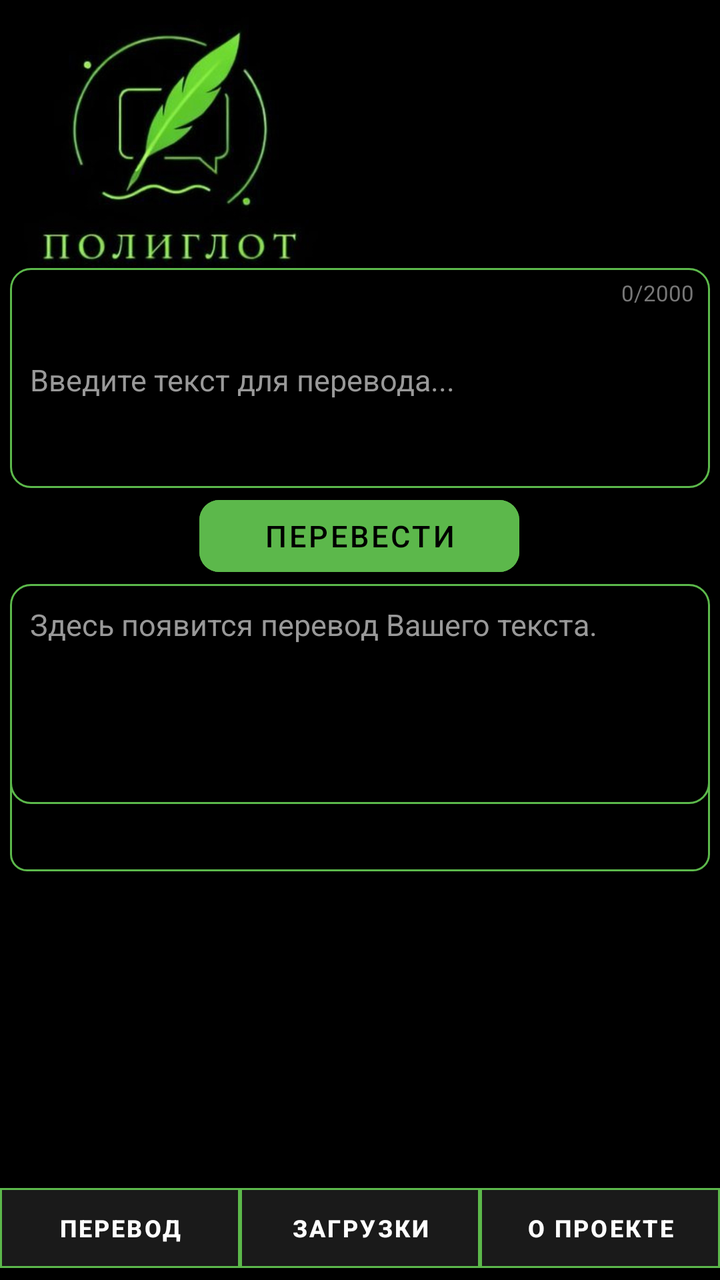
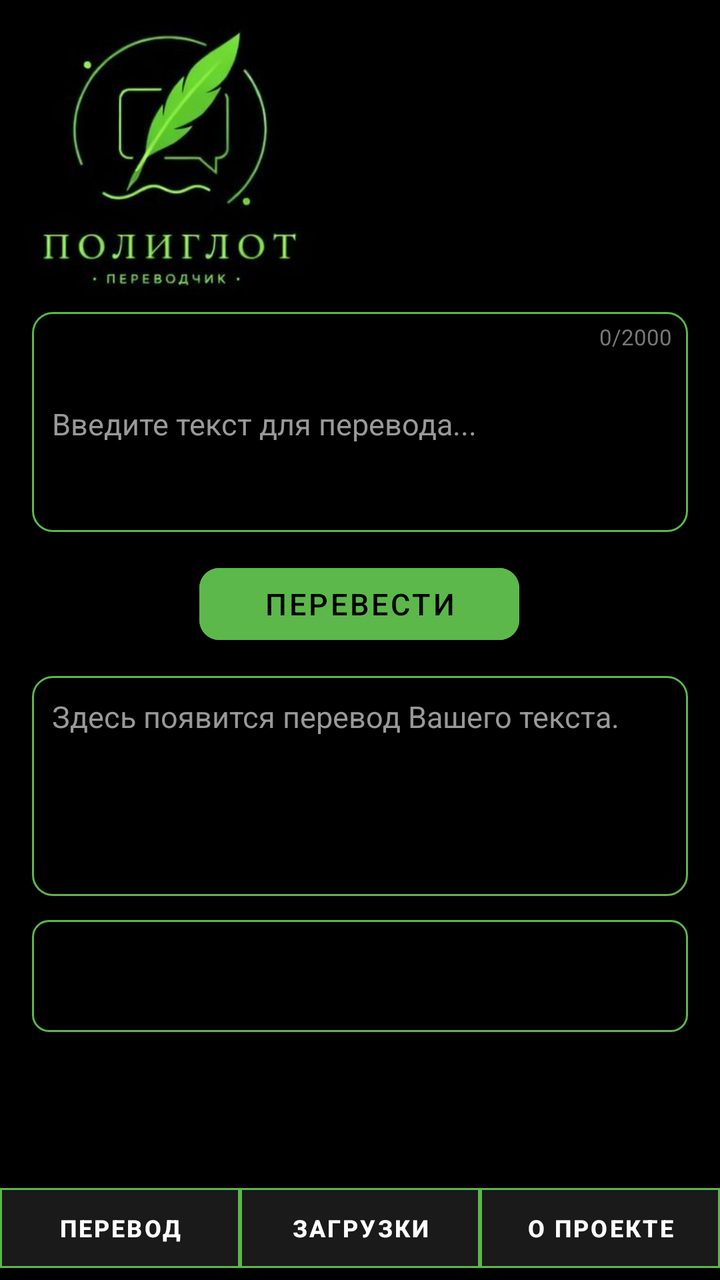

Compare the two renders of this Android layout. The source of the first and the diff that turns it into the second are given below.
<!-- AndroidManifest.xml: application theme Theme.PolyglotApp -->
<!-- res/layout/layout.xml -->
<?xml version="1.0" encoding="utf-8"?>
<androidx.constraintlayout.widget.ConstraintLayout xmlns:android="http://schemas.android.com/apk/res/android"
    xmlns:app="http://schemas.android.com/apk/res-auto"
    xmlns:tools="http://schemas.android.com/tools"
    android:id="@+id/main"
    android:layout_width="match_parent"
    android:layout_height="match_parent"
    android:background="#000000"
    tools:context=".MainActivity">

    <LinearLayout
        android:id="@+id/header"
        android:layout_width="0dp"
        android:layout_height="152dp"
        android:orientation="horizontal"
        android:gravity="center_vertical"
        android:paddingStart="12dp"
        android:paddingEnd="12dp"
        android:paddingTop="5dp"
        app:layout_constraintStart_toStartOf="parent"
        app:layout_constraintEnd_toEndOf="parent"
        app:layout_constraintTop_toTopOf="parent">

        <ImageView
            android:layout_width="wrap_content"
            android:layout_height="match_parent"
            android:src="@drawable/polylogo"
            android:scaleType="fitStart"
            android:adjustViewBounds="true" />

    </LinearLayout>

    <Spinner
        android:id="@+id/model_spinner"
        android:layout_width="350dp"
        android:layout_height="56dp"
        android:background="@drawable/bg_spinner"
        android:paddingHorizontal="4dp"
        android:visibility="visible"
        app:layout_constraintEnd_toEndOf="parent"
        app:layout_constraintHorizontal_bias="0.5"
        app:layout_constraintVertical_bias="0.65"
        app:layout_constraintStart_toStartOf="parent"
        app:layout_constraintTop_toTopOf="parent"
        app:layout_constraintBottom_toBottomOf="parent" />

    <EditText
        android:id="@+id/input_text"
        android:layout_width="350dp"
        android:layout_height="110dp"
        android:layout_marginTop="4dp"
        android:background="@drawable/bg_neon_input"
        android:hint="Введите текст для перевода..."
        android:imeOptions="flagNoEnterAction"
        android:inputType="textMultiLine"
        android:scrollbars="vertical"
        android:textColor="#FFFFFF"
        android:textColorHint="#999999"
        android:textSize="15sp"
        android:textStyle="normal"
        android:paddingTop="10dp"
        android:paddingStart="10dp"
        android:paddingEnd="10dp"
        android:paddingBottom="8dp"
        android:visibility="visible"
        app:layout_constraintBottom_toTopOf="@+id/button"
        app:layout_constraintEnd_toEndOf="parent"
        app:layout_constraintHorizontal_bias="0.5"
        app:layout_constraintStart_toStartOf="parent"
        app:layout_constraintTop_toBottomOf="@+id/header" />

    <TextView
        android:id="@+id/input_char_counter"
        android:layout_width="wrap_content"
        android:layout_height="wrap_content"
        android:text="0/2000"
        android:textColor="#777777"
        android:textSize="11sp"
        android:paddingEnd="8dp"
        android:paddingTop="5dp"
        android:visibility="visible"
        app:layout_constraintTop_toTopOf="@+id/input_text"
        app:layout_constraintEnd_toEndOf="@+id/input_text" />

    <com.google.android.material.button.MaterialButton
        android:id="@+id/button"
        style="@style/Widget.MaterialComponents.Button"
        android:layout_width="160dp"
        android:layout_height="48dp"
        android:backgroundTint="@color/main"
        android:text="Перевести"
        android:textColor="#000000"
        android:textSize="15sp"
        android:visibility="visible"
        app:cornerRadius="10dp"
        app:layout_constraintBottom_toTopOf="@+id/output_text"
        app:layout_constraintEnd_toEndOf="parent"
        app:layout_constraintHorizontal_bias="0.498"
        app:layout_constraintStart_toStartOf="parent"
        app:layout_constraintTop_toBottomOf="@+id/input_text"
        app:strokeColor="@color/main"
        app:strokeWidth="0dp" />

    <TextView
        android:id="@+id/output_text"
        android:layout_width="350dp"
        android:layout_height="110dp"
        android:background="@drawable/bg_neon_input"
        android:hint="Здесь появится перевод Вашего текста."
        android:scrollbars="vertical"
        android:textIsSelectable="true"
        android:padding="10dp"
        android:textColor="#FFFFFF"
        android:textColorHint="#999999"
        android:textSize="15sp"
        android:textStyle="normal"
        android:visibility="visible"
        app:layout_constraintBottom_toTopOf="@+id/model_spinner"
        app:layout_constraintEnd_toEndOf="parent"
        app:layout_constraintHorizontal_bias="0.5"
        app:layout_constraintStart_toStartOf="parent"
        app:layout_constraintTop_toBottomOf="@+id/button" />

    <androidx.core.widget.NestedScrollView
        android:id="@+id/downloads_container"
        android:layout_width="350dp"
        android:layout_height="0dp"
        android:visibility="gone"
        android:scrollbars="none"
        app:layout_constraintTop_toBottomOf="@+id/header"
        app:layout_constraintBottom_toTopOf="@+id/translate_menu_button"
        app:layout_constraintStart_toStartOf="parent"
        app:layout_constraintEnd_toEndOf="parent">

        <LinearLayout
            android:layout_width="match_parent"
            android:layout_height="wrap_content"
            android:orientation="vertical">

            <TextView
                android:id="@+id/downloads_connection_status"
                android:layout_width="match_parent"
                android:layout_height="wrap_content"
                android:text=""
                android:textColor="#FFFFFF"
                android:textSize="13sp"
                android:lineSpacingExtra="2dp"
                android:background="@drawable/bg_neon_card"
                android:padding="12dp"
                android:layout_marginTop="8dp"
                android:layout_marginBottom="6dp" />

            <TextView
                android:id="@+id/downloads_status"
                android:layout_width="match_parent"
                android:layout_height="wrap_content"
                android:text=""
                android:textColor="#FFFFFF"
                android:textSize="13sp"
                android:lineSpacingExtra="2dp"
                android:background="@drawable/bg_neon_card"
                android:padding="12dp"
                android:layout_marginTop="8dp"
                android:layout_marginBottom="6dp" />

            <androidx.recyclerview.widget.RecyclerView
                android:id="@+id/downloads_list"
                android:layout_width="match_parent"
                android:layout_height="wrap_content"
                android:nestedScrollingEnabled="false"
                android:layout_marginBottom="4dp" />

            <LinearLayout
                android:layout_width="match_parent"
                android:layout_height="wrap_content"
                android:orientation="vertical"
                android:background="@drawable/bg_neon_card"
                android:padding="14dp"
                android:layout_marginTop="4dp"
                android:layout_marginBottom="8dp">

                <TextView
                    android:layout_width="match_parent"
                    android:layout_height="wrap_content"
                    android:text="Адрес сервера загрузок"
                    android:textColor="@color/main"
                    android:textSize="14sp"
                    android:textStyle="bold"
                    android:layout_marginBottom="10dp" />

                <LinearLayout
                    android:layout_width="match_parent"
                    android:layout_height="wrap_content"
                    android:orientation="horizontal"
                    android:gravity="center_vertical">

                    <EditText
                        android:id="@+id/setting_server_url"
                        android:layout_width="0dp"
                        android:layout_height="42dp"
                        android:layout_weight="1"
                        android:inputType="textUri"
                        android:imeOptions="actionDone"
                        android:singleLine="true"
                        android:textColor="#FFFFFF"
                        android:textSize="13sp"
                        android:textColorHint="#999999"
                        android:background="@drawable/bg_neon_input"
                        android:paddingHorizontal="10dp"
                        android:paddingVertical="6dp" />

                    <com.google.android.material.button.MaterialButton
                        android:id="@+id/setting_server_url_button"
                        style="@style/Widget.MaterialComponents.Button"
                        android:layout_width="48dp"
                        android:layout_height="42dp"
                        android:layout_marginStart="8dp"
                        android:text="✓"
                        android:textSize="18sp"
                        android:backgroundTint="@color/main"
                        android:textColor="#000000"
                        android:minWidth="0dp"
                        android:paddingHorizontal="4dp"
                        app:cornerRadius="8dp" />
                </LinearLayout>

                <TextView
                    android:layout_width="match_parent"
                    android:layout_height="wrap_content"
                    android:layout_marginTop="6dp"
                    android:layout_marginBottom="8dp"
                    android:text="Адрес будет проверен перед сохранением."
                    android:textColor="#888888"
                    android:textSize="12sp" />

                <com.google.android.material.button.MaterialButton
                    android:id="@+id/setting_reset_button"
                    style="@style/Widget.MaterialComponents.Button.OutlinedButton"
                    android:layout_width="match_parent"
                    android:layout_height="42dp"
                    android:text="Сбросить адрес сервера"
                    android:textColor="@color/main"
                    android:textStyle="bold"
                    android:textSize="12sp"
                    app:strokeColor="@color/main"
                    app:strokeWidth="1.5dp"
                    app:cornerRadius="8dp" />

            </LinearLayout>
        </LinearLayout>
    </androidx.core.widget.NestedScrollView>

    <ScrollView
        android:id="@+id/settings_container"
        android:layout_width="350dp"
        android:layout_height="0dp"
        android:visibility="gone"
        android:layout_marginTop="8dp"
        android:layout_marginBottom="8dp"
        android:scrollbars="none"
        app:layout_constraintTop_toBottomOf="@+id/header"
        app:layout_constraintBottom_toTopOf="@+id/translate_menu_button"
        app:layout_constraintStart_toStartOf="parent"
        app:layout_constraintEnd_toEndOf="parent">

        <LinearLayout
            android:layout_width="match_parent"
            android:layout_height="wrap_content"
            android:orientation="vertical">

            <TextView
                android:layout_width="match_parent"
                android:layout_height="wrap_content"
                android:background="@drawable/bg_neon_input"
                android:padding="14dp"
                android:text="«Полиглот» — это open-source платформа для перевода, которая превращает пользователей в соавторов продукта. В отличие от закрытых решений, таких как Google Translate, проект позволяет создавать и адаптировать перевод под конкретные задачи, формируя экосистему языковых решений. За счёт open-source модели «Полиглот» имеет потенциал масштабироваться через сообщество и стать инфраструктурным стандартом в области перевода."
                android:textColor="#FFFFFF"
                android:textSize="14sp"
                android:lineSpacingExtra="4dp"
                android:layout_marginBottom="20dp" />

            <TextView
                android:layout_width="match_parent"
                android:layout_height="wrap_content"
                android:text="Для пользователей"
                android:textColor="@color/main"
                android:textSize="13sp"
                android:textStyle="bold"
                android:layout_marginBottom="8dp" />

            <com.google.android.material.button.MaterialButton
                android:id="@+id/about_website_button"
                style="@style/Widget.MaterialComponents.Button"
                android:layout_width="match_parent"
                android:layout_height="48dp"
                android:backgroundTint="@color/main"
                android:text="Сайт проекта"
                android:textColor="#000000"
                android:textSize="14sp"
                android:textStyle="bold"
                android:layout_marginBottom="20dp"
                app:cornerRadius="10dp"
                app:strokeWidth="0dp" />

            <TextView
                android:layout_width="match_parent"
                android:layout_height="wrap_content"
                android:text="Для разработчиков "
                android:textColor="@color/main"
                android:textSize="13sp"
                android:textStyle="bold"
                android:layout_marginBottom="8dp" />

            <com.google.android.material.button.MaterialButton
                android:id="@+id/about_app_repo_button"
                style="@style/Widget.MaterialComponents.Button"
                android:layout_width="match_parent"
                android:layout_height="48dp"
                android:backgroundTint="@color/main"
                android:text="Репозиторий приложения"
                android:textColor="#000000"
                android:textSize="14sp"
                android:textStyle="bold"
                android:layout_marginBottom="10dp"
                app:cornerRadius="10dp"
                app:strokeWidth="0dp" />

            <com.google.android.material.button.MaterialButton
                android:id="@+id/about_tools_repo_button"
                style="@style/Widget.MaterialComponents.Button"
                android:layout_width="match_parent"
                android:layout_height="48dp"
                android:backgroundTint="@color/main"
                android:text="Инструментарий разработки"
                android:textColor="#000000"
                android:textSize="14sp"
                android:textStyle="bold"
                android:layout_marginBottom="16dp"
                app:cornerRadius="10dp"
                app:strokeWidth="0dp" />

        </LinearLayout>
    </ScrollView>

    <com.google.android.material.button.MaterialButton
        android:id="@+id/translate_menu_button"
        style="@style/Widget.MaterialComponents.Button"
        android:layout_width="0dp"
        android:layout_height="52dp"
        android:text="Перевод"
        android:textSize="12sp"
        android:textStyle="bold"
        android:backgroundTint="#1A1A1A"
        android:textColor="#FFFFFF"
        app:strokeColor="@color/main"
        app:strokeWidth="1dp"
        app:cornerRadius="0dp"
        app:layout_constraintBottom_toBottomOf="parent"
        app:layout_constraintStart_toStartOf="parent"
        app:layout_constraintEnd_toStartOf="@+id/downloads_menu_button" />

    <com.google.android.material.button.MaterialButton
        android:id="@+id/downloads_menu_button"
        style="@style/Widget.MaterialComponents.Button"
        android:layout_width="0dp"
        android:layout_height="52dp"
        android:text="Загрузки"
        android:textSize="12sp"
        android:textStyle="bold"
        android:backgroundTint="#1A1A1A"
        android:textColor="#FFFFFF"
        app:strokeColor="@color/main"
        app:strokeWidth="1dp"
        app:cornerRadius="0dp"
        app:layout_constraintBottom_toBottomOf="parent"
        app:layout_constraintStart_toEndOf="@+id/translate_menu_button"
        app:layout_constraintEnd_toStartOf="@+id/settings_menu_button" />

    <com.google.android.material.button.MaterialButton
        android:id="@+id/settings_menu_button"
        style="@style/Widget.MaterialComponents.Button"
        android:layout_width="0dp"
        android:layout_height="52dp"
        android:text="О проекте"
        android:textSize="12sp"
        android:textStyle="bold"
        android:backgroundTint="#1A1A1A"
        android:textColor="#FFFFFF"
        app:strokeColor="@color/main"
        app:strokeWidth="1dp"
        app:cornerRadius="0dp"
        app:layout_constraintBottom_toBottomOf="parent"
        app:layout_constraintStart_toEndOf="@+id/downloads_menu_button"
        app:layout_constraintEnd_toEndOf="parent" />

</androidx.constraintlayout.widget.ConstraintLayout>
<!-- resources referenced by this layout -->
<resources>
  <color name="main">#5cb84b</color>
  <!-- drawable bg_neon_card (drawable) -->
  <?xml version="1.0" encoding="utf-8"?>
  <shape xmlns:android="http://schemas.android.com/apk/res/android"
      android:shape="rectangle">
      <solid android:color="#0D0D0D" />
      <stroke android:width="1dp" android:color="@color/main" />
      <corners android:radius="10dp" />
  </shape>
  <!-- drawable bg_neon_input (drawable) -->
  <?xml version="1.0" encoding="utf-8"?>
  <shape xmlns:android="http://schemas.android.com/apk/res/android"
      android:shape="rectangle">
      <solid android:color="#000000" />
      <stroke android:width="1dp" android:color="@color/main" />
      <corners android:radius="10dp" />
      <padding android:left="10dp" android:top="8dp" android:right="10dp" android:bottom="8dp" />
  </shape>
  <!-- drawable bg_spinner (drawable) -->
  <?xml version="1.0" encoding="utf-8"?>
  <shape xmlns:android="http://schemas.android.com/apk/res/android"
      android:shape="rectangle">
      <solid android:color="#000000" />
      <stroke android:width="1dp" android:color="@color/main" />
      <corners android:radius="8dp" />
      <padding android:left="8dp" android:top="4dp" android:right="8dp" android:bottom="4dp" />
  </shape>
  <!-- drawable polylogo: jpg bitmap (drawable, 33920 bytes) -->
  <style name="Theme.PolyglotApp" parent="Theme.Material3.DayNight.NoActionBar">
          <item name="trackTint">@drawable/selector_switch_thumb</item>
          <item name="thumbTint">@color/main</item>
          <item name="colorPrimary">@color/main</item>
          <item name="colorSecondary">@color/main</item>
          <item name="colorSurface">@color/black</item>
          <item name="bottomSheetDialogTheme">@color/black</item>
      </style>
  <!-- drawable selector_switch_thumb (drawable) -->
  <?xml version="1.0" encoding="utf-8"?>
  <selector xmlns:android="http://schemas.android.com/apk/res/android">
      <item android:state_checked="true"
          android:color = "@color/secondary"/>
      <item android:color="@color/dark"/>
  </selector>
  <color name="black">#FF000000</color>
  <color name="secondary">#1F3A1F</color>
  <color name="dark">#AAA</color>
</resources>

<!-- the commit's change to res/layout/layout.xml (unified diff, before → after) -->
@@ -11,7 +11,7 @@
     <LinearLayout
         android:id="@+id/header"
         android:layout_width="0dp"
-        android:layout_height="152dp"
+        android:layout_height="@dimen/header_height"
         android:orientation="horizontal"
         android:gravity="center_vertical"
         android:paddingStart="12dp"
@@ -32,23 +32,27 @@
 
     <Spinner
         android:id="@+id/model_spinner"
-        android:layout_width="350dp"
-        android:layout_height="56dp"
+        android:layout_width="0dp"
+        android:layout_height="@dimen/spinner_height"
         android:background="@drawable/bg_spinner"
         android:paddingHorizontal="4dp"
+        android:layout_marginStart="@dimen/content_horizontal_margin"
+        android:layout_marginEnd="@dimen/content_horizontal_margin"
+        android:layout_marginTop="@dimen/field_vertical_spacing"
         android:visibility="visible"
         app:layout_constraintEnd_toEndOf="parent"
         app:layout_constraintHorizontal_bias="0.5"
-        app:layout_constraintVertical_bias="0.65"
-        app:layout_constraintStart_toStartOf="parent"
-        app:layout_constraintTop_toTopOf="parent"
-        app:layout_constraintBottom_toBottomOf="parent" />
+        app:layout_constraintWidth_max="@dimen/content_max_width"
+        app:layout_constraintStart_toStartOf="parent"
+        app:layout_constraintTop_toBottomOf="@+id/output_text" />
 
     <EditText
         android:id="@+id/input_text"
-        android:layout_width="350dp"
-        android:layout_height="110dp"
+        android:layout_width="0dp"
+        android:layout_height="@dimen/input_output_height"
         android:layout_marginTop="4dp"
+        android:layout_marginStart="@dimen/content_horizontal_margin"
+        android:layout_marginEnd="@dimen/content_horizontal_margin"
         android:background="@drawable/bg_neon_input"
         android:hint="Введите текст для перевода..."
         android:imeOptions="flagNoEnterAction"
@@ -63,9 +67,9 @@
         android:paddingEnd="10dp"
         android:paddingBottom="8dp"
         android:visibility="visible"
-        app:layout_constraintBottom_toTopOf="@+id/button"
         app:layout_constraintEnd_toEndOf="parent"
         app:layout_constraintHorizontal_bias="0.5"
+        app:layout_constraintWidth_max="@dimen/content_max_width"
         app:layout_constraintStart_toStartOf="parent"
         app:layout_constraintTop_toBottomOf="@+id/header" />
 
@@ -85,15 +89,15 @@
     <com.google.android.material.button.MaterialButton
         android:id="@+id/button"
         style="@style/Widget.MaterialComponents.Button"
-        android:layout_width="160dp"
-        android:layout_height="48dp"
+        android:layout_width="@dimen/action_button_width"
+        android:layout_height="@dimen/action_button_height"
         android:backgroundTint="@color/main"
         android:text="Перевести"
         android:textColor="#000000"
         android:textSize="15sp"
         android:visibility="visible"
+        android:layout_marginTop="@dimen/field_vertical_spacing"
         app:cornerRadius="10dp"
-        app:layout_constraintBottom_toTopOf="@+id/output_text"
         app:layout_constraintEnd_toEndOf="parent"
         app:layout_constraintHorizontal_bias="0.498"
         app:layout_constraintStart_toStartOf="parent"
@@ -103,8 +107,10 @@
 
     <TextView
         android:id="@+id/output_text"
-        android:layout_width="350dp"
-        android:layout_height="110dp"
+        android:layout_width="0dp"
+        android:layout_height="@dimen/input_output_height"
+        android:layout_marginStart="@dimen/content_horizontal_margin"
+        android:layout_marginEnd="@dimen/content_horizontal_margin"
         android:background="@drawable/bg_neon_input"
         android:hint="Здесь появится перевод Вашего текста."
         android:scrollbars="vertical"
@@ -115,22 +121,27 @@
         android:textSize="15sp"
         android:textStyle="normal"
         android:visibility="visible"
-        app:layout_constraintBottom_toTopOf="@+id/model_spinner"
+        android:layout_marginTop="@dimen/field_vertical_spacing"
         app:layout_constraintEnd_toEndOf="parent"
         app:layout_constraintHorizontal_bias="0.5"
+        app:layout_constraintWidth_max="@dimen/content_max_width"
         app:layout_constraintStart_toStartOf="parent"
         app:layout_constraintTop_toBottomOf="@+id/button" />
 
     <androidx.core.widget.NestedScrollView
         android:id="@+id/downloads_container"
-        android:layout_width="350dp"
+        android:layout_width="0dp"
         android:layout_height="0dp"
+        android:layout_marginStart="@dimen/content_horizontal_margin"
+        android:layout_marginEnd="@dimen/content_horizontal_margin"
         android:visibility="gone"
         android:scrollbars="none"
         app:layout_constraintTop_toBottomOf="@+id/header"
         app:layout_constraintBottom_toTopOf="@+id/translate_menu_button"
         app:layout_constraintStart_toStartOf="parent"
-        app:layout_constraintEnd_toEndOf="parent">
+        app:layout_constraintEnd_toEndOf="parent"
+        app:layout_constraintHorizontal_bias="0.5"
+        app:layout_constraintWidth_max="@dimen/content_max_width">
 
         <LinearLayout
             android:layout_width="match_parent"
@@ -252,16 +263,20 @@
 
     <ScrollView
         android:id="@+id/settings_container"
-        android:layout_width="350dp"
+        android:layout_width="0dp"
         android:layout_height="0dp"
         android:visibility="gone"
         android:layout_marginTop="8dp"
         android:layout_marginBottom="8dp"
+        android:layout_marginStart="@dimen/content_horizontal_margin"
+        android:layout_marginEnd="@dimen/content_horizontal_margin"
         android:scrollbars="none"
         app:layout_constraintTop_toBottomOf="@+id/header"
         app:layout_constraintBottom_toTopOf="@+id/translate_menu_button"
         app:layout_constraintStart_toStartOf="parent"
-        app:layout_constraintEnd_toEndOf="parent">
+        app:layout_constraintEnd_toEndOf="parent"
+        app:layout_constraintHorizontal_bias="0.5"
+        app:layout_constraintWidth_max="@dimen/content_max_width">
 
         <LinearLayout
             android:layout_width="match_parent"
<!-- resource entries referenced after the edit -->
@@ -1,6 +1,14 @@
 <!-- resources referenced by this layout -->
 <resources>
   <color name="main">#5cb84b</color>
+  <dimen name="action_button_height">48dp</dimen>
+  <dimen name="action_button_width">160dp</dimen>
+  <dimen name="content_horizontal_margin">16dp</dimen>
+  <dimen name="content_max_width">1280dp</dimen>
+  <dimen name="field_vertical_spacing">12dp</dimen>
+  <dimen name="header_height">152dp</dimen>
+  <dimen name="input_output_height">110dp</dimen>
+  <dimen name="spinner_height">56dp</dimen>
   <!-- drawable bg_neon_card (drawable) -->
   <?xml version="1.0" encoding="utf-8"?>
   <shape xmlns:android="http://schemas.android.com/apk/res/android"
